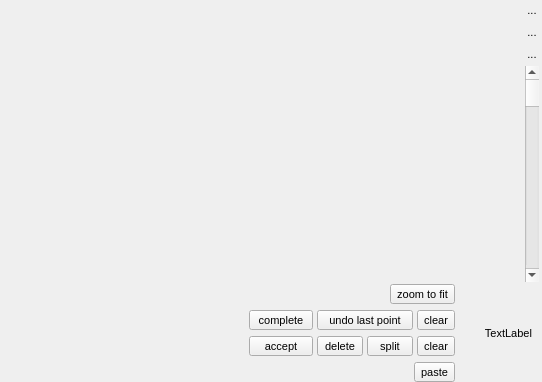
The window that GUI/Qt/Components/SliceViewPanel.ui (pyushkevich/itksnap) describes before a commit, drawn with Qt 5.
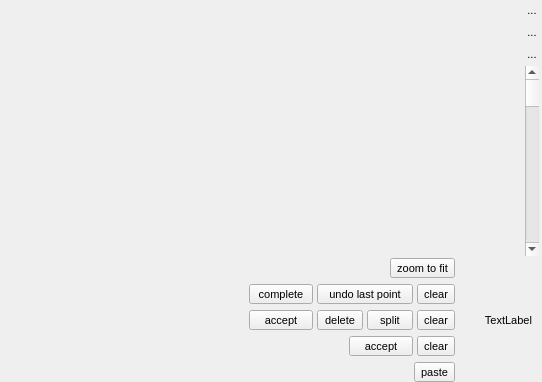
The same window after the commit. Icons and pictures are not drawn. Custom widgets are drawn as their Qt base class.

Commit message: Some cosmetic improvements for annotation GUI. Also fix GLkit-related compile error

Diff of the .ui file:
```diff
--- a/GUI/Qt/Components/SliceViewPanel.ui
+++ b/GUI/Qt/Components/SliceViewPanel.ui
@@ -504,6 +504,92 @@
            </layout>
           </widget>
          </item>
+         <item>
+          <widget class="QWidget" name="pageAnnotateLineActive" native="true">
+           <layout class="QHBoxLayout" name="horizontalLayout_7">
+            <property name="spacing">
+             <number>4</number>
+            </property>
+            <property name="topMargin">
+             <number>0</number>
+            </property>
+            <property name="bottomMargin">
+             <number>0</number>
+            </property>
+            <item>
+             <spacer name="horizontalSpacer_5">
+              <property name="orientation">
+               <enum>Qt::Horizontal</enum>
+              </property>
+              <property name="sizeHint" stdset="0">
+               <size>
+                <width>313</width>
+                <height>17</height>
+               </size>
+              </property>
+             </spacer>
+            </item>
+            <item>
+             <widget class="QToolButton" name="btnAnnotationAcceptLine">
+              <property name="minimumSize">
+               <size>
+                <width>64</width>
+                <height>0</height>
+               </size>
+              </property>
+              <property name="maximumSize">
+               <size>
+                <width>16777215</width>
+                <height>20</height>
+               </size>
+              </property>
+              <property name="font">
+               <font>
+                <pointsize>-1</pointsize>
+               </font>
+              </property>
+              <property name="toolTip">
+               <string/>
+              </property>
+              <property name="text">
+               <string>accept</string>
+              </property>
+              <property name="toolButtonStyle">
+               <enum>Qt::ToolButtonTextOnly</enum>
+              </property>
+             </widget>
+            </item>
+            <item>
+             <widget class="QToolButton" name="btnAnnotationClearLine">
+              <property name="maximumSize">
+               <size>
+                <width>16777215</width>
+                <height>20</height>
+               </size>
+              </property>
+              <property name="font">
+               <font>
+                <pointsize>-1</pointsize>
+               </font>
+              </property>
+              <property name="toolTip">
+               <string>&lt;!DOCTYPE HTML PUBLIC &quot;-//W3C//DTD HTML 4.0//EN&quot; &quot;http://www.w3.org/TR/REC-html40/strict.dtd&quot;&gt;
+&lt;html&gt;&lt;head&gt;&lt;meta name=&quot;qrichtext&quot; content=&quot;1&quot; /&gt;&lt;style type=&quot;text/css&quot;&gt;
+p, li { white-space: pre-wrap; }
+&lt;/style&gt;&lt;/head&gt;&lt;body style=&quot; font-family:'Helvetica'; font-size:11px; font-weight:400; font-style:normal;&quot;&gt;
+&lt;p style=&quot; margin-top:0px; margin-bottom:0px; margin-left:0px; margin-right:0px; -qt-block-indent:0; text-indent:0px;&quot;&gt;Clears the current polygon so you can start drawing from scratch&lt;/p&gt;&lt;/body&gt;&lt;/html&gt;</string>
+              </property>
+              <property name="text">
+               <string>clear</string>
+              </property>
+              <property name="toolButtonStyle">
+               <enum>Qt::ToolButtonTextOnly</enum>
+              </property>
+             </widget>
+            </item>
+           </layout>
+          </widget>
+         </item>
          <item>
           <widget class="QWidget" name="pagePolygonInactive" native="true">
            <layout class="QHBoxLayout" name="horizontalLayout_5">
```
Left out of the diff: 36 changed lines with no effect on the pictures. The commit also changes 12 other files.
